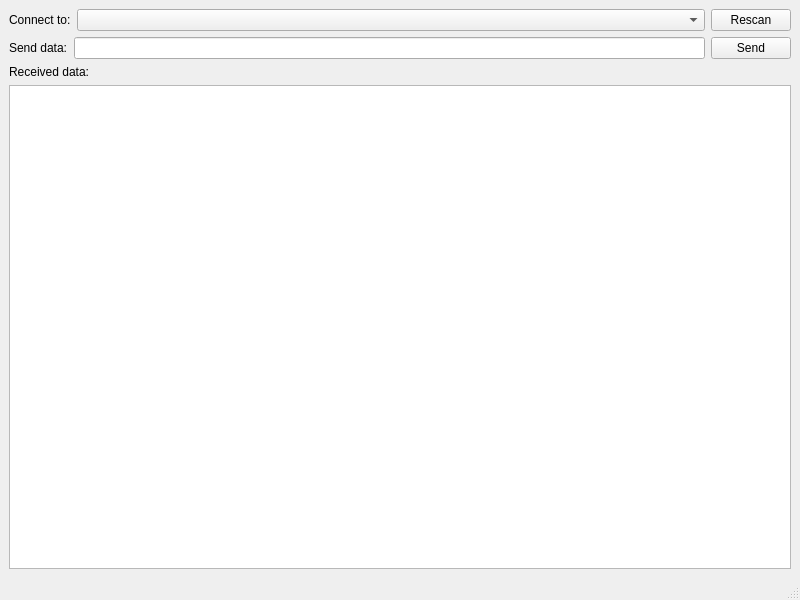
Before: the Qt Designer form main_window.ui in SammyCyber/LCR-GUI, drawn with Qt 5.
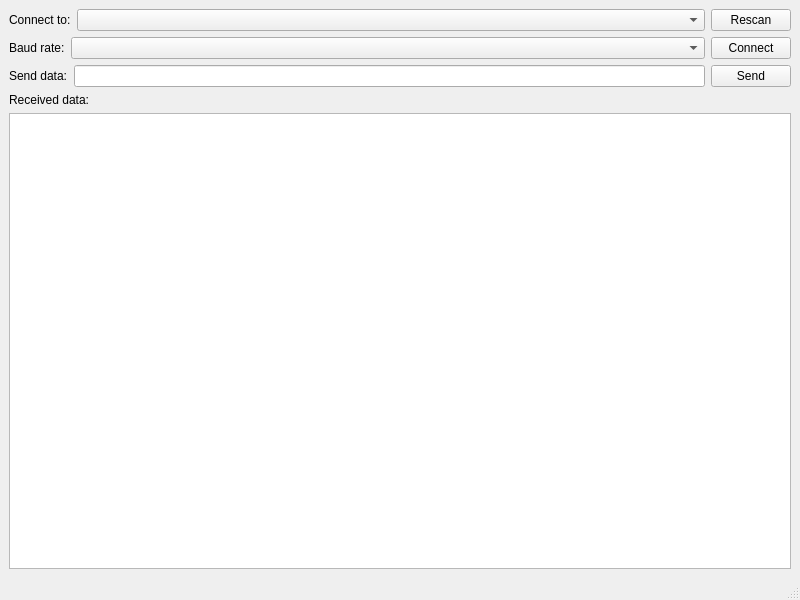
After: the same form once the commit is applied.

Commit message: Add menu to select baud rate

What changed in the file:
```diff
--- a/main_window.ui
+++ b/main_window.ui
@@ -43,6 +43,34 @@
       </item>
      </layout>
     </item>
+    <item>
+     <layout class="QHBoxLayout" name="horizontalLayout_3">
+      <item>
+       <widget class="QLabel" name="label_4">
+        <property name="text">
+         <string>Baud rate:</string>
+        </property>
+       </widget>
+      </item>
+      <item>
+       <widget class="QComboBox" name="cb_baud_rate">
+        <property name="sizePolicy">
+         <sizepolicy hsizetype="Expanding" vsizetype="Fixed">
+          <horstretch>0</horstretch>
+          <verstretch>0</verstretch>
+         </sizepolicy>
+        </property>
+       </widget>
+      </item>
+      <item>
+       <widget class="QPushButton" name="btn_connect">
+        <property name="text">
+         <string>Connect</string>
+        </property>
+       </widget>
+      </item>
+     </layout>
+    </item>
     <item>
      <layout class="QHBoxLayout" name="horizontalLayout">
       <item>
```
Left out of the diff: 18 changed lines with no effect on the pictures. The commit also changes 2 other files.
